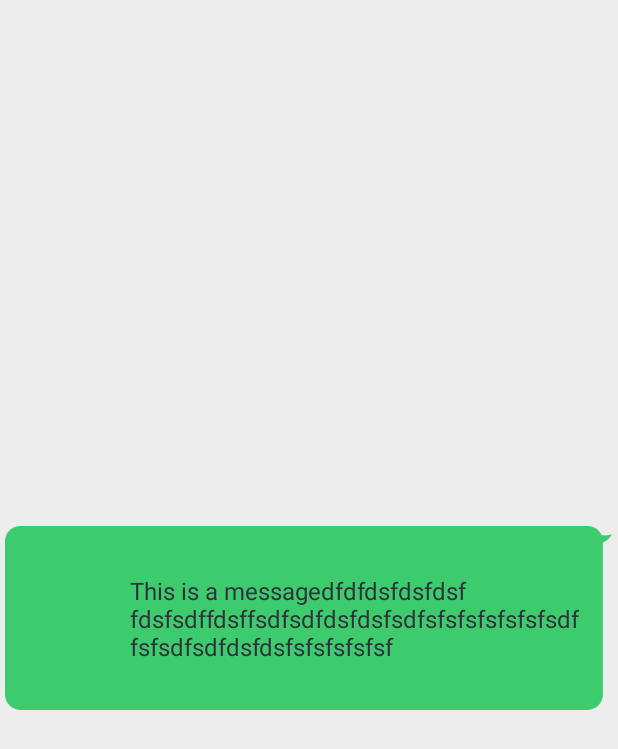
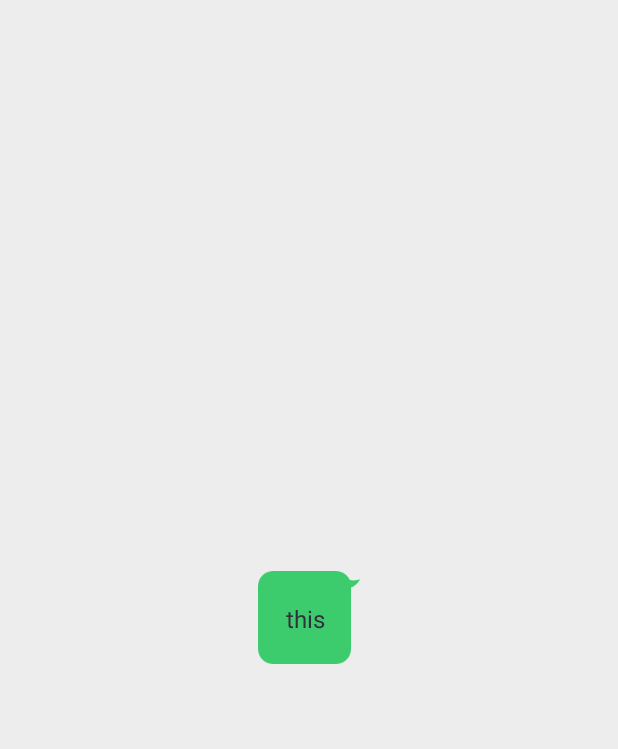
Before and after one commit to jzyu/WeplantPlayground, an Android app: the TestMiscActivity screen opened directly, with no data from a screen before it, on a phone screen of 412 x 824 dp. Shown: the top 749 px of the screen. Run offline under Robolectric (Android 15) with nearby library versions, the phone set to English and light mode, and no system bars.

Commit message:
test 9 patch

```diff
--- a/app/src/main/res/layout/activity_test_misc.xml
+++ b/app/src/main/res/layout/activity_test_misc.xml
@@ -8,19 +8,11 @@
     android:gravity="center"
     tools:context="com.example.jzyu.weplantplayground.TestMiscActivity">
 
-    <FrameLayout
+    <TextView
         android:layout_width="wrap_content"
         android:layout_height="wrap_content"
-        android:paddingRight="10dp"
-        android:background="@drawable/pm_msg_me_text">
-
-        <TextView
-            android:layout_width="wrap_content"
-            android:layout_height="wrap_content"
-            android:padding="12dp"
-            android:text="This is a messagedfdfdsfdsfdsf\nfdsfsdffdsffsdfsdfdsfdsfsdfsfsfsfsfsfsfsdf\nfsfsdfsdfdsfdsfsfsfsfsfsf"
-
-            />
-    </FrameLayout>
+        android:text="this"
+        android:background="@drawable/pm_msg_me_text"
+        />
 
 </LinearLayout>
```
Also changed, not shown: app/src/main/res/drawable-xhdpi/pm_msg_another.9.png (added), app/src/main/res/drawable-xhdpi/pm_msg_me.9.png (added), app/src/main/res/drawable-xhdpi/pm_msg_me_text.9.png.
